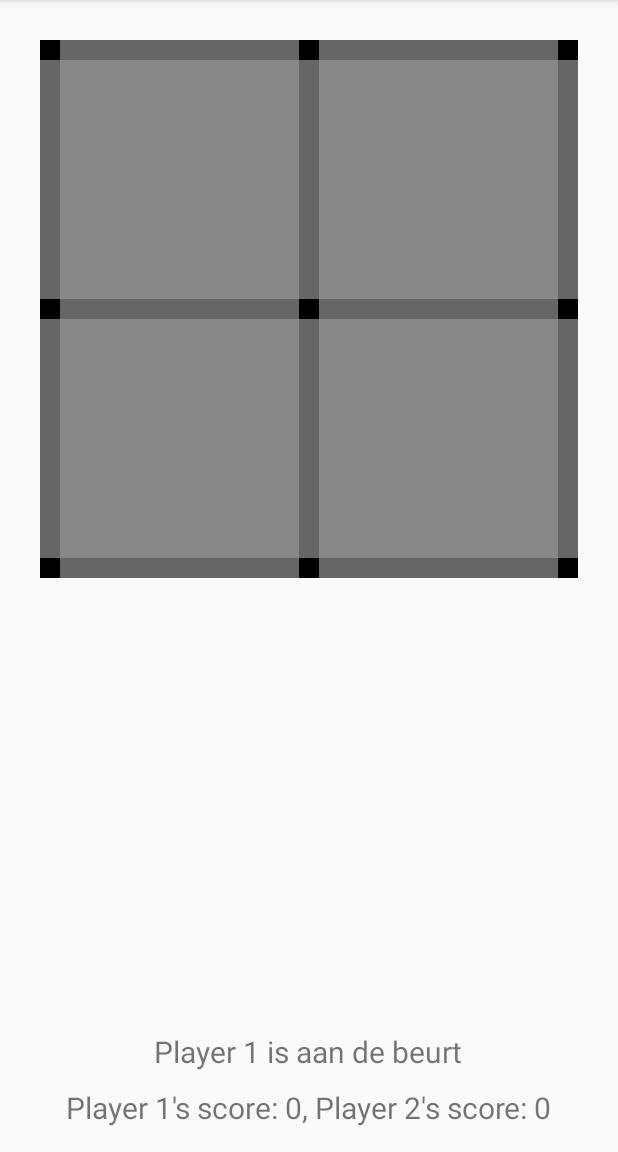
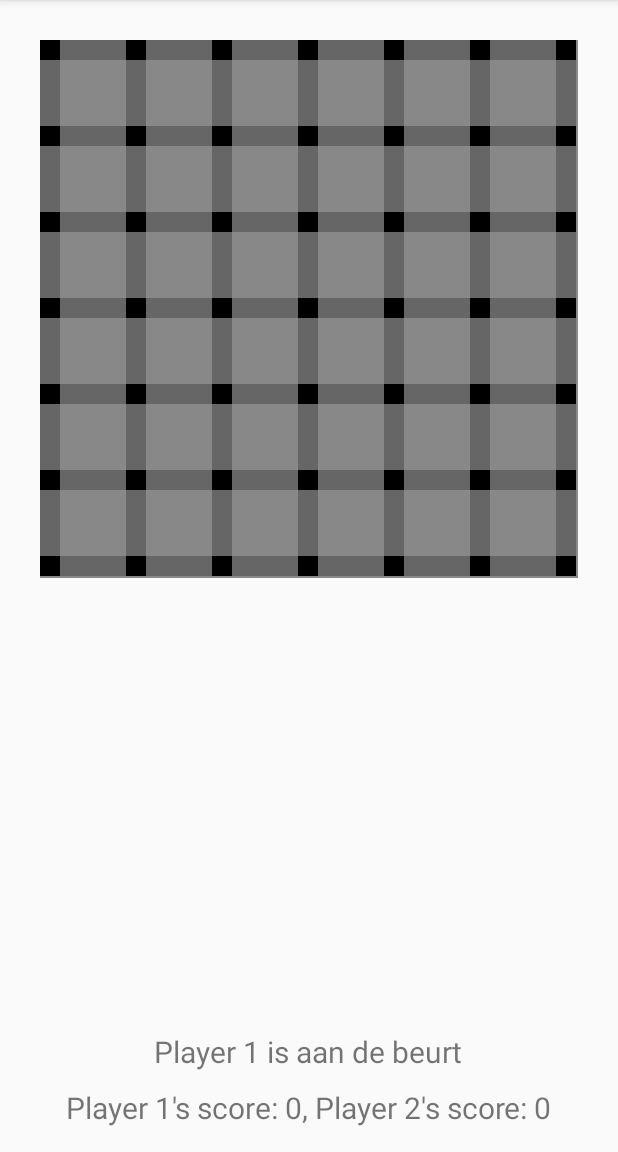
Before and after one commit to rickvanw/2015-2016-Project-Speelveld, an Android app: the screen it shows after launch (GameActivity), on a phone screen of 412 x 824 dp, the part 84-1236 px from its top. Run offline under Robolectric (Android 15) with nearby library versions, the phone set to English and light mode, and no system bars.

Commit message:
bugfix starting ondraw new game

```diff
--- a/app/src/main/java/nl/saxion/groep2/speelveld/kamertjeverhuren/model/GameModel.java
+++ b/app/src/main/java/nl/saxion/groep2/speelveld/kamertjeverhuren/model/GameModel.java
@@ -26,7 +26,7 @@ public class GameModel {
     }
 
     private GameModel() {
-        this.amountOfBoxesInRow = 2;
+        this.amountOfBoxesInRow = 6;
         this.gameBoardMargin = 40;
 
         player1 = new Player(1, Color.RED, Color.parseColor("#ff6666"));
--- a/app/src/main/java/nl/saxion/groep2/speelveld/kamertjeverhuren/view/LineView.java
+++ b/app/src/main/java/nl/saxion/groep2/speelveld/kamertjeverhuren/view/LineView.java
@@ -14,7 +14,7 @@ public class LineView extends View {
 
     public Callbacks callbacks;
 
-    private static Paint paint;
+    private static Paint paint, userColor;
     private int minSide, startX, startY, boardSize;
     private boolean horizontal;
     private Line line;
@@ -33,6 +33,10 @@ public class LineView extends View {
         paint.setStyle(Paint.Style.STROKE);
         //the stroke width is the width of the line
         paint.setStrokeWidth(20);
+
+        userColor = new Paint();
+        userColor.setStyle(Paint.Style.STROKE);
+        userColor.setStrokeWidth(20);
 
         // Retrieve the chosen amount of boxes in a row
         this.boardSize = GameModel.getInstance().getAmountOfBoxesInRow();
@@ -75,7 +79,6 @@ public class LineView extends View {
     }
 
     public void onDraw(Canvas canvas) {
-        super.onDraw(canvas);
         if (horizontal && !line.isClicked()) {
             // The line is drawn to fill the view with the determined color. The 30 is added in the Y (and in the other line X) start and stop
             // point, to make sure the line is drawn correctly in the middle of the view (which has a width of 60)
@@ -86,11 +89,11 @@ public class LineView extends View {
 
         if (line.isClicked()) {
             // set paint color
-            paint.setColor(GameModel.getInstance().getCurrentPlayer().getLineColor());
+            userColor.setColor(GameModel.getInstance().getCurrentPlayer().getLineColor());
             if (horizontal) {
-                canvas.drawLine(0, 40, minSide / boardSize, 40, paint);
+                canvas.drawLine(0, 40, minSide / boardSize, 40, userColor);
             } else {
-                canvas.drawLine(40, 0, 40, minSide / boardSize, paint);
+                canvas.drawLine(40, 0, 40, minSide / boardSize, userColor);
             }
             callbacks.clicked();
         }
```
